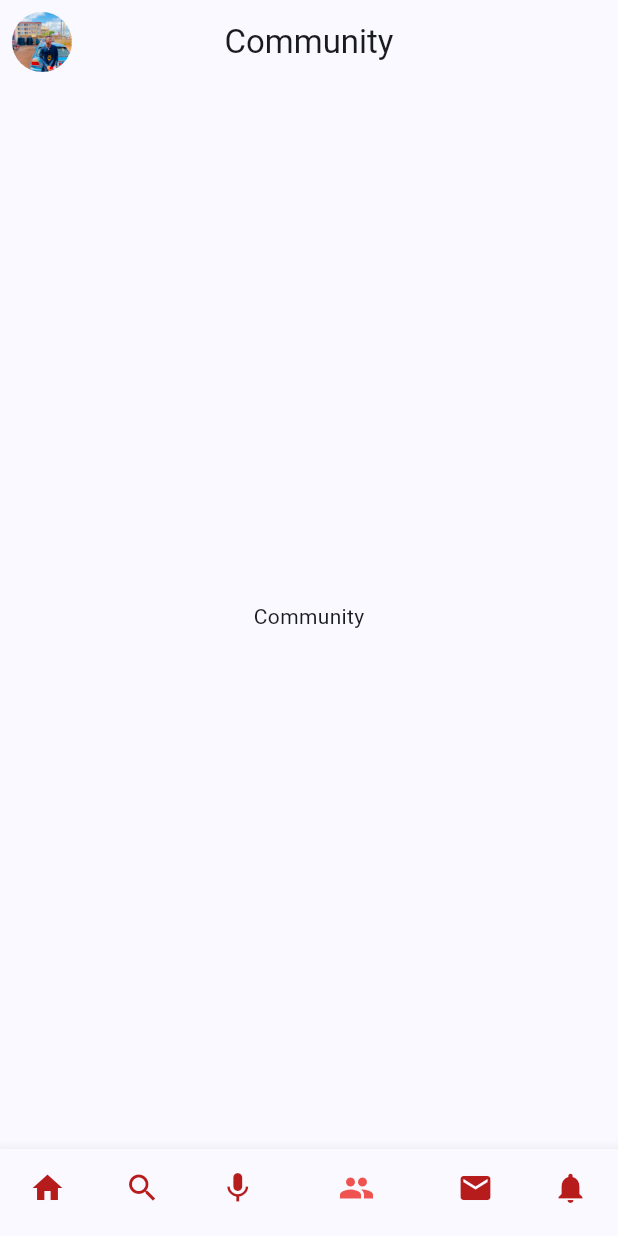
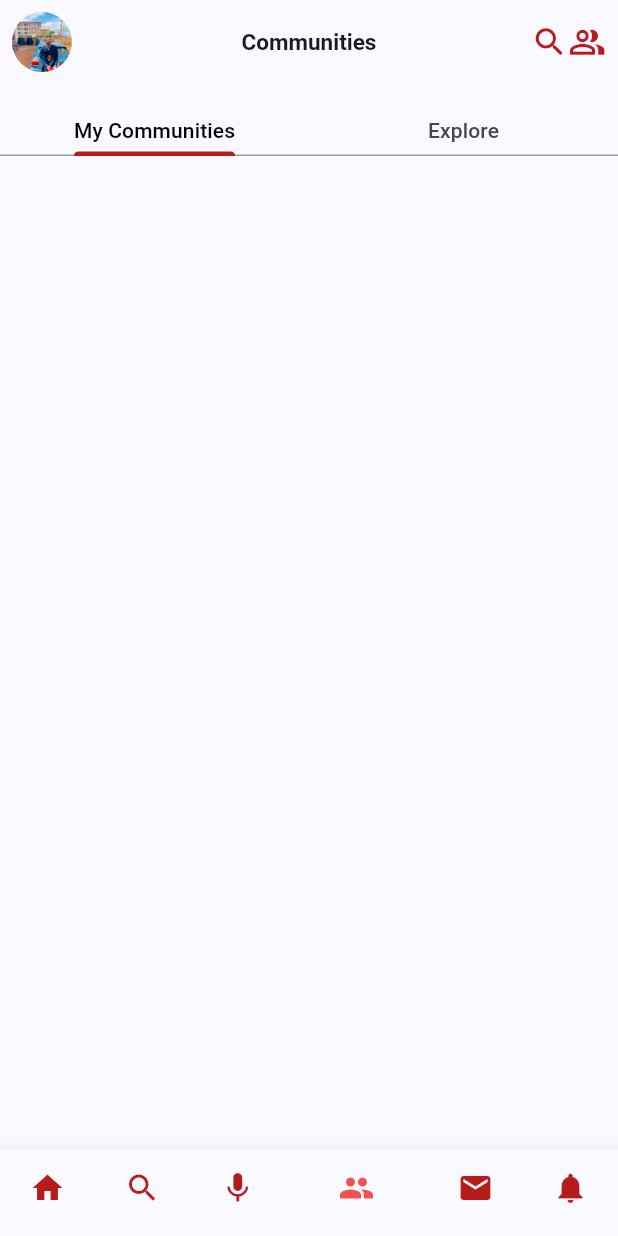
Before and after one commit to SidneyEmeka/Social-Media-App, a Flutter app: the UserTimeline screen opened directly, item 4 of the bottom bar chosen, on a phone screen of 412 x 824 dp. Run offline on Flutter 3.47's test engine with Material 3 defaults, Android fonts, the light colour scheme and no system bars; our stand-ins replace font_awesome_flutter.

Commit message:
Community

```diff
--- /dev/null
+++ b/lib/pages/communitypage.dart
@@ -0,0 +1,28 @@
+import 'package:flutter/material.dart';
+
+class Communitypage extends StatelessWidget {
+  const Communitypage({super.key});
+
+  @override
+  Widget build(BuildContext context) {
+    return DefaultTabController(
+        length: 2,
+        child: Scaffold(
+          appBar: AppBar(
+            toolbarHeight: 0,
+            bottom: TabBar(
+              indicatorColor: Colors.red.shade900,
+              dividerColor: Colors.grey.shade500,
+              labelColor: Colors.black,
+              labelPadding: const EdgeInsets.only(bottom: 5),
+              tabs: const [
+                Text("My Communities"),
+                Text("Explore"),
+              ],
+            ),
+          ),
+        ),
+
+    );
+  }
+}
--- a/lib/pages/searchpage.dart
+++ b/lib/pages/searchpage.dart
@@ -145,28 +145,15 @@ class _SearchpageState extends State<Searchpage> {
         appBar: AppBar(
           toolbarHeight: 0,
           bottom: TabBar(
+            tabAlignment: TabAlignment.start,
             indicatorColor: Colors.red.shade900,
             labelStyle: const TextStyle(
               fontSize: 12,
               fontWeight: FontWeight.bold,
               color: Colors.black,
             ),
-            // isScrollable: true,
-            //  labelPadding: EdgeInsetsDirectional.only(end: 15),
+            isScrollable: true,
             tabs: mytabs,
-            // tabs: const [
-            //   Text("For You"),
-            //   Padding(
-            //     padding: EdgeInsets.only(left: 5.0),
-            //     child: Text("Trending"),
-            //   ),
-            //   Text("News"),
-            //   Padding(
-            //     padding: EdgeInsets.all(5.0),
-            //     child: Text("Sports"),
-            //   ),
-            //   Text("Entertainment"),
-            // ],
           ),
         ),
         body: TabBarView(
@@ -204,8 +191,8 @@ class _SearchpageState extends State<Searchpage> {
 
             //Trending
             ListView(children: [
-              whatsTrendingBanner("assets/banner.webp", "Award", "Live",
-                  "BET Awards 2024"),
+              whatsTrendingBanner(
+                  "assets/banner.webp", "Award", "Live", "BET Awards 2024"),
               const SizedBox(
                 height: 10,
               ),
@@ -222,7 +209,8 @@ class _SearchpageState extends State<Searchpage> {
               const SizedBox(
                 height: 15,
               ),
-              whatsTrending("Happy 4th of July", 7022, "Trending with God is good"),
+              whatsTrending(
+                  "Happy 4th of July", 7022, "Trending with God is good"),
               whatsTrending("Bitcoin Chief", 9899, "Trending with GCF"),
               whatsTrending("Epstein", 1582, "Politics . Trending"),
               whatsTrending("#Flutter", 1000, "Techonology . Trending"),
--- a/lib/screens/timeline.dart
+++ b/lib/screens/timeline.dart
@@ -1,6 +1,7 @@
 import 'package:flutter/material.dart';
 import 'package:flutter/services.dart';
 
+import '../pages/communitypage.dart';
 import '../pages/searchpage.dart';
 import '../pages/timelinebody.dart';
 
@@ -23,7 +24,7 @@ class _UserTimelineState extends State<UserTimeline> {
         ),
       ),
       padding: const EdgeInsets.only(left: 15, bottom: 4),
-      width: MediaQuery.of(context).size.width / 1.5,
+      width: MediaQuery.of(context).size.width / 2,
       height: 30,
       child: TextField(
       //  textAlign: TextAlign.center,
@@ -63,7 +64,11 @@ class _UserTimelineState extends State<UserTimeline> {
       case 2:
         return const Text("Space");
       case 3:
-        return const Text("Community");
+        return const Text("Communities",
+        style: TextStyle(
+          fontSize: 15,
+          fontWeight: FontWeight.w600,
+        ),);
       case 4:
         return const Text("Messages");
       case 5:
@@ -93,8 +98,14 @@ class _UserTimelineState extends State<UserTimeline> {
           width: 0.0,
         );
       case 3:
-        return const SizedBox(
-          width: 0.0,
+        return Padding(
+          padding: const EdgeInsets.only(right: 8.0),
+          child: Row(
+            children: [
+              Icon(Icons.search_rounded, color: Colors.red.shade900,size: 25,),
+              Icon(Icons.people_alt_outlined, color: Colors.red.shade900,size: 25,)
+            ],
+          ),
         );
       case 4:
         return const SizedBox(
@@ -122,9 +133,7 @@ class _UserTimelineState extends State<UserTimeline> {
           child: Text("Space"),
         );
       case 3:
-        return const Center(
-          child: Text("Community"),
-        );
+        return const Communitypage();
       case 4:
         return const Center(
           child: Text("Messages"),
```
